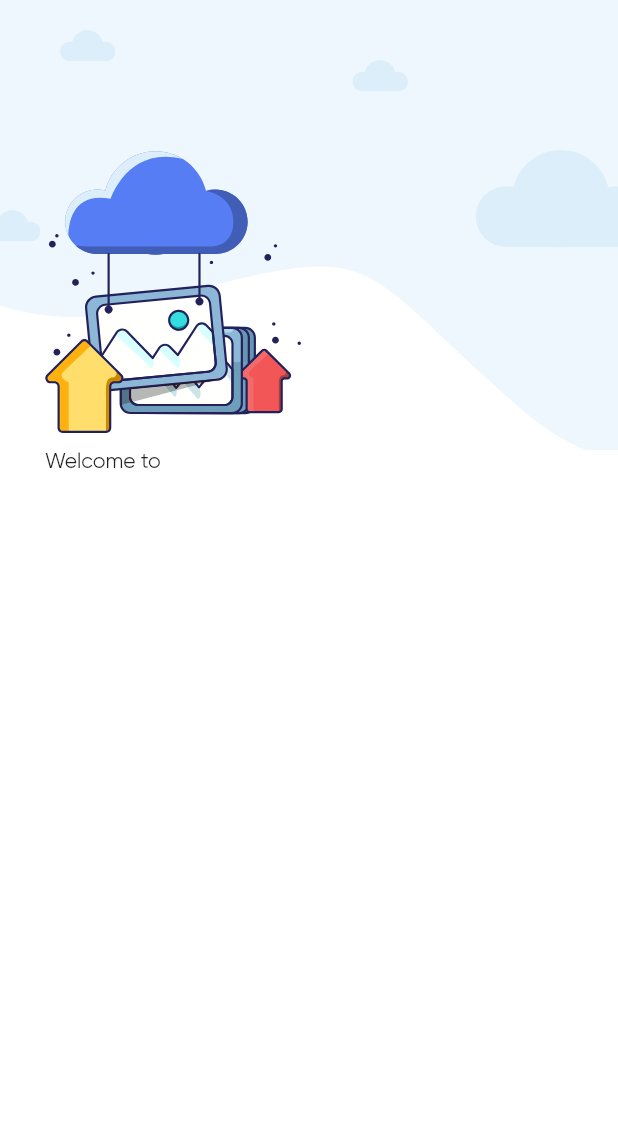
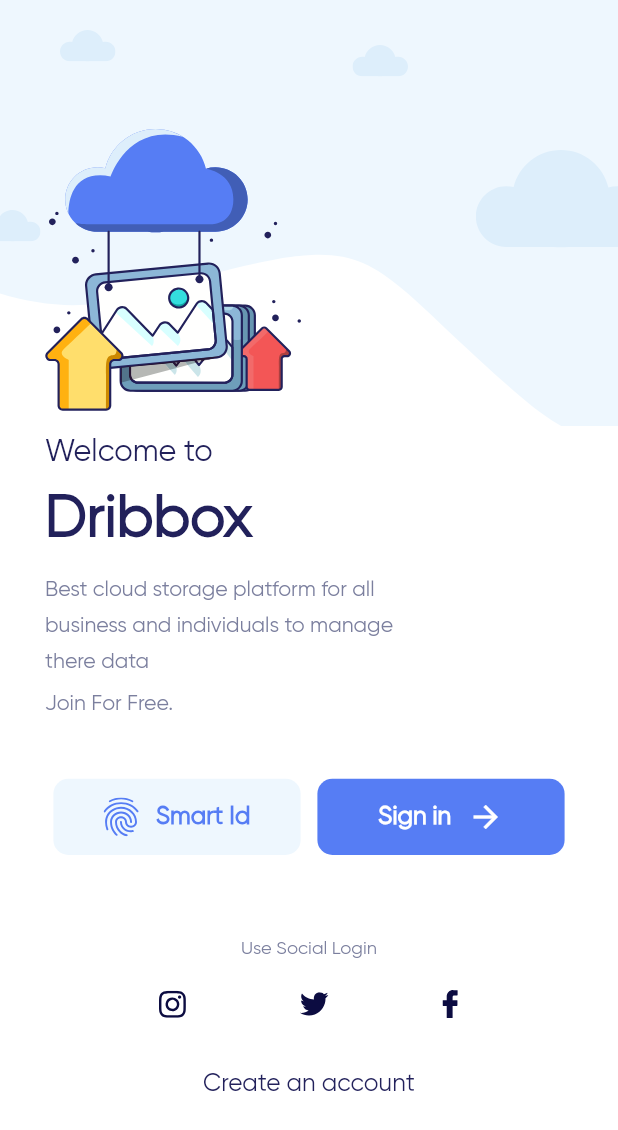
Before and after one commit to logicberry/file-storage-app, a Flutter app: the screen it shows after launch, on a phone screen of 412 x 824 dp. Shown: the top 1130 px of the screen. Run offline on Flutter 3.47's test engine with Material 2 defaults, Android fonts, the phone set to English and light mode, and no system bars; our stand-ins replace device_preview, flutter_screenutil, flutter_svg.

Commit message:
feat: Completed Login scrren

```diff
--- a/lib/main.dart
+++ b/lib/main.dart
@@ -1,13 +1,21 @@
+import 'package:device_preview/device_preview.dart';
 import 'package:dribbox/src/core/app_theme.dart';
+import 'package:flutter/foundation.dart';
 import 'package:flutter/material.dart';
 import 'package:flutter/services.dart';
+
 import 'src/screens/screens.dart';
 
 void main() {
   WidgetsFlutterBinding.ensureInitialized();
   SystemChrome.setPreferredOrientations(
       [DeviceOrientation.portraitUp, DeviceOrientation.portraitDown]);
-  runApp(const MyApp());
+  runApp(
+    DevicePreview(
+      enabled: !kReleaseMode,
+      builder: (context) => const MyApp(),
+    ),
+  );
 }
 
 class MyApp extends StatelessWidget {
@@ -18,6 +26,8 @@ class MyApp extends StatelessWidget {
     return GestureDetector(
       onTap: () => FocusManager.instance.primaryFocus?.unfocus(),
       child: MaterialApp(
+        locale: DevicePreview.locale(context),
+        builder: DevicePreview.appBuilder,
         title: 'Dribbox',
         debugShowCheckedModeBanner: false,
         theme: AppTheme.theme,
--- /dev/null
+++ b/lib/src/components/button.dart
@@ -0,0 +1,23 @@
+import 'package:flutter/material.dart';
+
+import '../core/core.dart';
+
+class DbButtton extends StatelessWidget {
+  final Widget child;
+  final Color color;
+  const DbButtton({super.key, required this.child, required this.color});
+
+  @override
+  Widget build(BuildContext context) {
+    return ElevatedButton(
+      onPressed: () {},
+      style: ElevatedButton.styleFrom(
+          elevation: 0,
+          backgroundColor: color,
+          fixedSize: Size(SizeConfig.width(150), SizeConfig.height(50)),
+          shape:
+              RoundedRectangleBorder(borderRadius: BorderRadius.circular(10))),
+      child: child,
+    );
+  }
+}
--- a/lib/src/core/app_colors.dart
+++ b/lib/src/core/app_colors.dart
@@ -11,6 +11,7 @@ class AppColors {
   static const Color green = Color(0xFF4CE364);
   static const Color orange = Color(0xFFFF842A);
   static const Color red = Color(0xFFF45656);
-  static const Color lightBlue = Color(0xFF567DF4);
+  static const Color lightBlue = Color(0xFFEEF7FE);
   static const Color black = Color(0xFF1B1D28);
+  static const Color grey = Color(0xFF7B7F9E);
 }
--- a/lib/src/core/app_theme.dart
+++ b/lib/src/core/app_theme.dart
@@ -1,4 +1,5 @@
 import 'package:dribbox/src/core/app_colors.dart';
+import 'package:dribbox/src/core/responsive.dart';
 import 'package:flutter/material.dart';
 
 class AppTheme {
@@ -11,15 +12,15 @@ class AppTheme {
       fontFamily: 'Gilroy');
 
   static Text gilroyText(String text, BuildContext context,
-      {FontWeight? fontWeight, double? size, Color? textColor}) {
+      {FontWeight? fontWeight, double? size, Color? textColor, double? lineheight}) {
     return Text(
       text,
       style: TextStyle(
-        fontFamily: 'Gilroy',
-        fontSize: size,
-        fontWeight: fontWeight,
-        color: textColor,
-      ),
+          fontFamily: 'Gilroy',
+          fontSize: SizeConfig.text(size!),
+          fontWeight: fontWeight,
+          color: textColor,
+          height: lineheight),
     );
   }
 
@@ -29,7 +30,7 @@ class AppTheme {
       text,
       style: TextStyle(
         fontFamily: 'Avenir',
-        fontSize: size,
+        fontSize: SizeConfig.text(size!),
         fontWeight: fontWeight,
         color: textColor,
       ),
--- /dev/null
+++ b/lib/src/core/dimension.dart
@@ -0,0 +1,12 @@
+import 'package:flutter/widgets.dart';
+import 'responsive.dart';
+
+class Space {
+  static SizedBox height(BuildContext context, double height) {
+    return SizedBox(height: SizeConfig.height(height));
+  }
+
+  static SizedBox width(BuildContext context, double width) {
+    return SizedBox(width: SizeConfig.width(width));
+  }
+}
--- a/lib/src/screens/login_screen.dart
+++ b/lib/src/screens/login_screen.dart
@@ -1,19 +1,26 @@
-import 'package:dribbox/src/core/app_assets.dart';
+import 'package:dribbox/src/components/button.dart';
+import 'package:dribbox/src/core/core.dart';
 import 'package:flutter/material.dart';
 import 'package:flutter_svg/svg.dart';
+
+import '../core/app_theme.dart';
+import '../core/dimension.dart';
 
 class LoginScreen extends StatelessWidget {
   const LoginScreen({super.key});
 
   @override
   Widget build(BuildContext context) {
+    SizeConfig.init(context);
     return Scaffold(
         body: SafeArea(
+            child: SingleChildScrollView(
       child: Column(
         crossAxisAlignment: CrossAxisAlignment.start,
         children: [
           SizedBox(
-          height: 300,
+            width: double.infinity,
+            height: SizeConfig.height(280),
             child: Stack(
               children: [
                 SvgPicture.asset(
@@ -24,9 +31,13 @@ class LoginScreen extends StatelessWidget {
                 Positioned(
                     top: 20, left: 40, child: SvgPicture.asset(AssetPath.moon)),
                 Positioned(
-                  top: 140, left: -10, child: SvgPicture.asset(AssetPath.moon)),
+                    top: 140,
+                    left: -10,
+                    child: SvgPicture.asset(AssetPath.moon)),
                 Positioned(
-                  top: 40, right: 140, child: SvgPicture.asset(AssetPath.moon)),
+                    top: 30,
+                    right: 140,
+                    child: SvgPicture.asset(AssetPath.moon)),
                 Positioned(
                   top: 100,
                   right: -20,
@@ -37,19 +48,102 @@ class LoginScreen extends StatelessWidget {
                   ),
                 ),
                 Positioned(
-                  top: 100, left: 30, child: SvgPicture.asset(AssetPath.click))
+                    bottom: 10,
+                    left: 30,
+                    child: SvgPicture.asset(AssetPath.click))
               ],
             ),
           ),
-        const Padding(
-          padding: EdgeInsets.symmetric(horizontal: 30.0),
+          Space.height(context, 5),
+          Padding(
+            padding: const EdgeInsets.symmetric(horizontal: 30.0),
             child: Column(
+              crossAxisAlignment: CrossAxisAlignment.start,
               children: [
-              Text('Welcome to '),
+                AppTheme.gilroyText('Welcome to', context,
+                    fontWeight: FontWeight.w300,
+                    size: 20,
+                    textColor: AppColors.primaryColor),
+                Space.height(context, 10),
+                AppTheme.gilroyText('Dribbox', context,
+                    fontWeight: FontWeight.w700,
+                    size: 38,
+                    textColor: AppColors.primaryColor),
+                Space.height(context, 10),
+                SizedBox(
+                  width: SizeConfig.width(223),
+                  child: AppTheme.gilroyText(
+                      'Best cloud storage platform for all business and individuals to manage there data',
+                      context,
+                      fontWeight: FontWeight.w500,
+                      size: 14,
+                      lineheight: 1.7,
+                      textColor: AppColors.grey),
+                ),
+                Space.height(context, 10),
+                AppTheme.gilroyText('Join For Free.', context,
+                    fontWeight: FontWeight.w500,
+                    size: 14,
+                    textColor: AppColors.grey),
+                Space.height(context, 40),
+                Row(
+                  mainAxisAlignment: MainAxisAlignment.spaceAround,
+                  children: [
+                    DbButtton(
+                        color: AppColors.lightBlue,
+                        child: Row(
+                            mainAxisAlignment: MainAxisAlignment.center,
+                            children: [
+                              SvgPicture.asset(AssetPath.thumb),
+                              Space.width(context, 10),
+                              AppTheme.gilroyText('Smart Id', context,
+                                  fontWeight: FontWeight.w600,
+                                  size: 16,
+                                  textColor: AppColors.blue),
+                            ])),
+                    DbButtton(
+                        color: AppColors.blue,
+                        child: Row(
+                            mainAxisAlignment: MainAxisAlignment.center,
+                            children: [
+                              AppTheme.gilroyText('Sign in', context,
+                                  fontWeight: FontWeight.w600,
+                                  size: 16,
+                                  textColor: AppColors.white),
+                              Space.width(context, 10),
+                              const Icon(Icons.arrow_forward)
+                            ])),
+                  ],
+                ),
+                Space.height(context, 54),
+                Center(
+                  child: AppTheme.gilroyText('Use Social Login', context,
+                      fontWeight: FontWeight.w400,
+                      size: 12,
+                      textColor: AppColors.grey),
+                ),
+                Space.height(context, 20),
+                Row(
+                  mainAxisAlignment: MainAxisAlignment.spaceEvenly,
+                  children: [
+                    SvgPicture.asset(AssetPath.instagram),
+                    SvgPicture.asset(AssetPath.twitter),
+                    SvgPicture.asset(AssetPath.facebook),
+                  ],
+                ),
+                Space.height(context, 34),
+                Center(
+                  child: AppTheme.gilroyText('Create an account', context,
+                      fontWeight: FontWeight.w400,
+                      size: 16,
+                      textColor: AppColors.primaryColor),
+                ),
+                Space.height(context, 10),
               ],
             ),
           )
         ],
+      ),
     )));
   }
 }
--- a/pubspec.yaml
+++ b/pubspec.yaml
@@ -7,6 +7,7 @@ environment:
   sdk: '>=3.1.0 <4.0.0'
 
 dependencies:
+  device_preview: ^1.1.0
   flutter:
     sdk: flutter
   flutter_screenutil: ^5.9.0
```
Also changed, not shown: pubspec.lock, 1 other file. Lines whose indentation alone changed are shown as unchanged.
